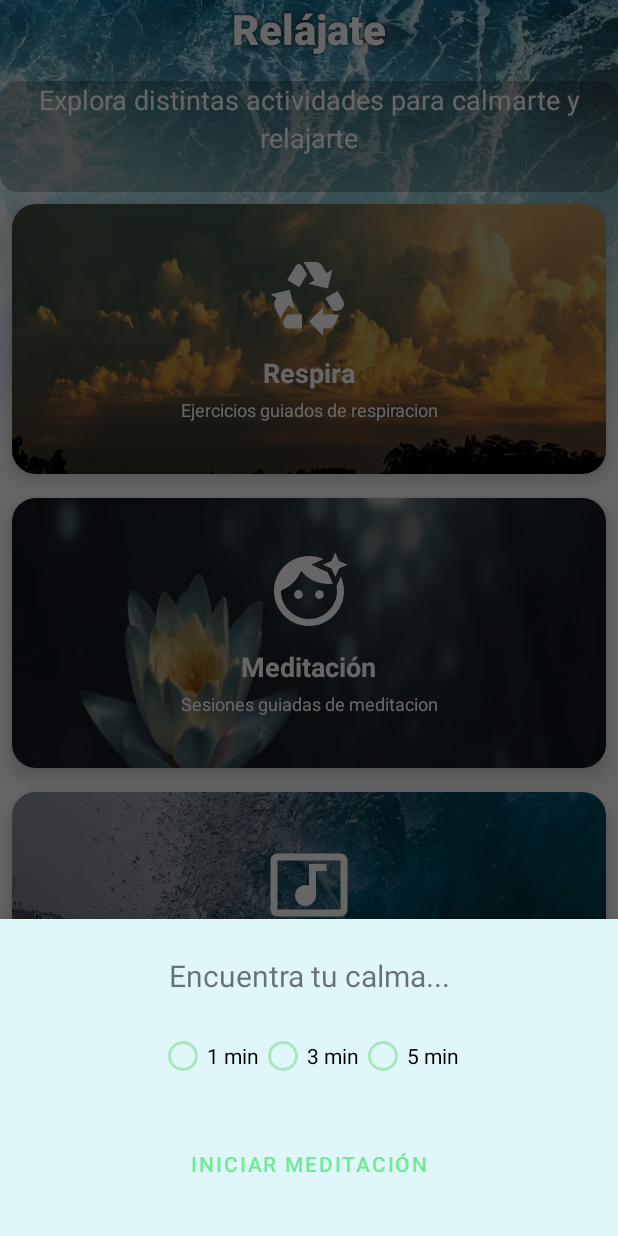
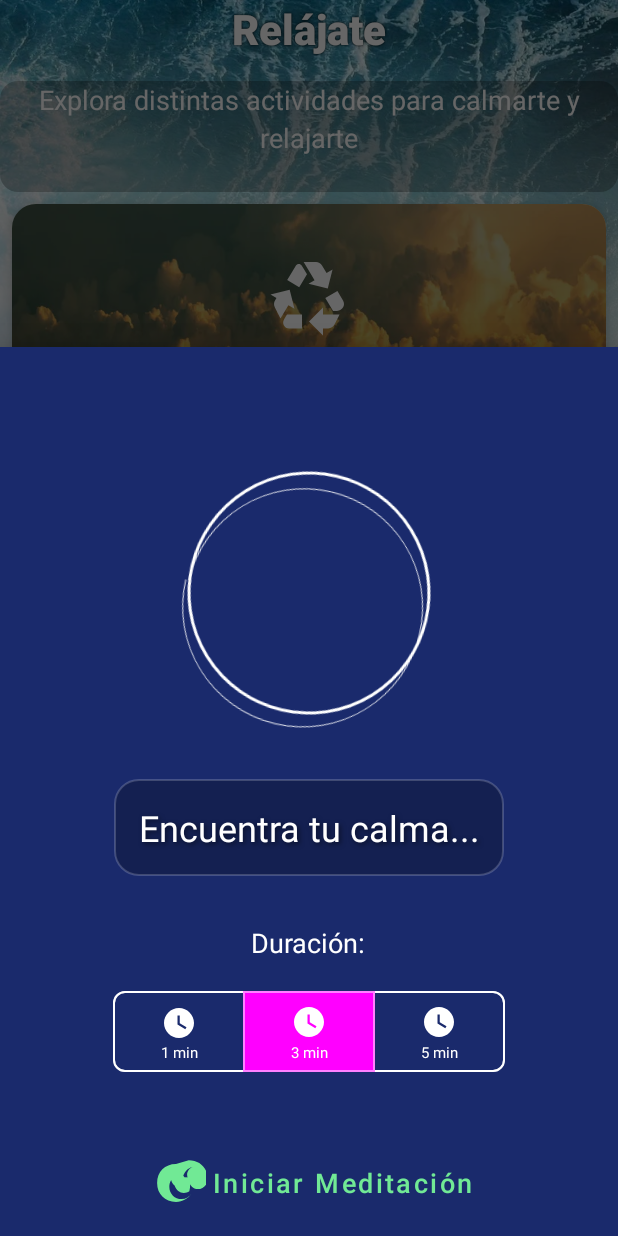
Before and after one commit to Ahjin-arch/backup-MentalLy, an Android app: the RelaxFragment screen opened through its navigation route, after a tap on "Meditación", on a phone screen of 412 x 824 dp. Run offline under Robolectric (Android 15) with nearby library versions, the phone set to English and light mode, and no system bars; our stand-ins replace navigation-ui; 3 statements that could not run were skipped; 2 other taps on this screen came first.

Commit message:
relax/meditacion diseño finish

```diff
--- a/app/src/main/java/com/example/myaply/ui/relax/MeditationBottomSheet.java
+++ b/app/src/main/java/com/example/myaply/ui/relax/MeditationBottomSheet.java
@@ -1,5 +1,8 @@
 package com.example.myaply.ui.relax;
 
+import android.animation.ObjectAnimator;
+import android.animation.PropertyValuesHolder;
+import android.animation.ValueAnimator;
 import android.content.Context;
 import android.graphics.drawable.AnimationDrawable;
 import android.media.MediaPlayer;
@@ -12,7 +15,9 @@ import android.os.Vibrator;
 import android.view.LayoutInflater;
 import android.view.View;
 import android.view.ViewGroup;
+import android.view.animation.LinearInterpolator;
 import android.widget.Button;
+import android.widget.ImageView;
 import android.widget.RadioGroup;
 import android.widget.TextView;
 
@@ -21,6 +26,7 @@ import androidx.annotation.Nullable;
 
 import com.example.myaply.R;
 import com.google.android.material.bottomsheet.BottomSheetDialogFragment;
+import com.google.android.material.button.MaterialButtonToggleGroup;
 
 import java.util.Arrays;
 import java.util.HashMap;
@@ -30,7 +36,7 @@ import java.util.Map;
 public class MeditationBottomSheet extends BottomSheetDialogFragment {
 
     private TextView tvPhrase;
-    private RadioGroup rgDuration;
+    private MaterialButtonToggleGroup rgDuration;
     private Button btnStart;
     private Handler handler = new Handler();
     private int currentPhraseIndex = 0;
@@ -40,7 +46,7 @@ public class MeditationBottomSheet extends BottomSheetDialogFragment {
     private CountDownTimer sessionTimer;
     private Vibrator vibrator;
     private MediaPlayer mediaPlayer;
-
+    private ObjectAnimator mandalaAnimator;
 
     @Nullable
     @Override
@@ -60,11 +66,14 @@ public class MeditationBottomSheet extends BottomSheetDialogFragment {
         tvPhrase = view.findViewById(R.id.tv_meditation_phrase);
         rgDuration = view.findViewById(R.id.rg_duration_meditation);
         btnStart = view.findViewById(R.id.btn_start_meditation);
+        ImageView mandala=view.findViewById(R.id.iv_focal_point);
+        setupMandalaAnimation(mandala);
+
 
         vibrator = (Vibrator) requireContext().getSystemService(Context.VIBRATOR_SERVICE);
 
         meditationPhrases = Arrays.asList(
-                "Inhala profundo... Exhala lento...",
+                "Respira profundamente...",
                 "Siente tu cuerpo en calma...",
                 "Deja pasar los pensamientos como nubes...",
                 "Estás aquí. Ahora. Presente.",
@@ -74,13 +83,22 @@ public class MeditationBottomSheet extends BottomSheetDialogFragment {
         btnStart.setOnClickListener(v -> {
             definirDuracion();
             iniciarMeditacion();
+            btnStart.setText(" ");
         });
 
         return view;
     }
+    private void setupMandalaAnimation(ImageView mandala) {
+        PropertyValuesHolder rotation = PropertyValuesHolder.ofFloat("rotation", 0f, 360f);
+        ObjectAnimator animator = ObjectAnimator.ofPropertyValuesHolder(mandala, rotation);
+        animator.setDuration(60000);
+        animator.setRepeatCount(ValueAnimator.INFINITE);
+        animator.setInterpolator(new LinearInterpolator());
+        animator.start();
 
+    }
     private void definirDuracion() {
-        int checkedId = rgDuration.getCheckedRadioButtonId();
+        int checkedId = rgDuration.getCheckedButtonId();
 
         Map<Integer, Long> durationMap = new HashMap<>();
         durationMap.put(R.id.rb_3_min, 180000L);
@@ -131,11 +149,24 @@ public class MeditationBottomSheet extends BottomSheetDialogFragment {
 
         String frase = meditationPhrases.get(currentPhraseIndex % meditationPhrases.size());
         currentPhraseIndex++;
-
-        // Animación suave
         tvPhrase.setAlpha(0f);
         tvPhrase.setText(frase);
         tvPhrase.animate().alpha(1f).setDuration(1000).start();
+    }
+    @Override
+    public void onResume() {
+        super.onResume();
+        if (mandalaAnimator != null) {
+            mandalaAnimator.start();
+        }
+    }
+
+    @Override
+    public void onPause() {
+        super.onPause();
+        if (mandalaAnimator != null && mandalaAnimator.isRunning()) {
+            mandalaAnimator.pause();
+        }
     }
 
     @Override
--- a/app/src/main/java/com/example/myaply/ui/relax/RelaxFragment.java
+++ b/app/src/main/java/com/example/myaply/ui/relax/RelaxFragment.java
@@ -28,7 +28,7 @@ public class RelaxFragment extends Fragment {
             soundBottomSheet.show(getParentFragmentManager(), "SoundBottomSheet");
         });
         //Solo acepta llamadas directas, caso contrario stop
-       view.findViewById(R.id.btn_break).setOnClickListener(v -> {
+       view.findViewById(R.id.btn_breathing).setOnClickListener(v -> {
             BreathingBottomSheet sheet = new BreathingBottomSheet();
             sheet.show(getParentFragmentManager(), "breathing_sheet");
         });
--- a/app/src/main/res/drawable/bg_meditation_anim.xml
+++ b/app/src/main/res/drawable/bg_meditation_anim.xml
@@ -1,6 +1,6 @@
 <?xml version="1.0" encoding="utf-8"?>
 <animation-list xmlns:android="http://schemas.android.com/apk/res/android" android:oneshot="false">
-    <item android:drawable="@color/med_bg1" android:duration="3000" />
-    <item android:drawable="@color/med_bg2" android:duration="3000" />
-    <item android:drawable="@color/med_bg3" android:duration="3000" />
+    <item android:drawable="@color/medi_bg1" android:duration="3000" />
+    <item android:drawable="@color/medi_bg2" android:duration="3000" />
+    <item android:drawable="@color/medi_bg3" android:duration="3000" />
 </animation-list>
--- /dev/null
+++ b/app/src/main/res/drawable/bg_quote_card.xml
@@ -0,0 +1,6 @@
+<shape xmlns:android="http://schemas.android.com/apk/res/android"
+    android:shape="rectangle">
+    <solid android:color="#40000000"/>
+    <corners android:radius="16dp"/>
+    <stroke android:width="1dp" android:color="#30FFFFFF"/>
+</shape>
--- /dev/null
+++ b/app/src/main/res/drawable/ic_lotus.xml
@@ -0,0 +1,13 @@
+<vector xmlns:android="http://schemas.android.com/apk/res/android"
+    android:width="40dp"
+    android:height="40dp"
+    android:viewportWidth="108"
+    android:viewportHeight="108">
+
+    <!-- Silhouette of lotus flower in profile -->
+    <path
+        android:fillColor="#FF000000"
+        android:fillType="nonZero"
+        android:pathData="M54,20c-20,0 -34,14 -34,34s14,34 34,34c12,0 22,-6 28,-15c-4,6 -10,10 -18,10c-12.1,0 -22,-9.9 -22,-22c0,-8 4,-15 10,-19c-2,6 -2,12 0,18c2.2,6.6 8.8,12 16,12c4,0 7,-1 10,-3c2,-8 2,-16 0,-24c-4,-2 -8,-2 -12,0c2,-10 8,-18 18,-20c-6,2 -10,8 -10,14c0,4 2,8 5,10c-8,-2 -14,-8 -14,-16c0,-6 4,-12 10,-14c-10,2 -18,10 -18,20c0,6 2,10 6,14c-6,-2 -10,-8 -10,-14c0,-4 2,-8 6,-10c-8,2 -14,8 -14,16c0,10 8,18 18,18c6,0 12,-3 16,-8c2,6 8,10 14,10c10,0 18,-8 18,-18c0,-20 -14,-34 -34,-34z"
+        android:strokeWidth="0" />
+</vector>
--- /dev/null
+++ b/app/src/main/res/drawable/ic_mandala_animated.xml
@@ -0,0 +1,42 @@
+<animated-vector xmlns:android="http://schemas.android.com/apk/res/android"
+    xmlns:aapt="http://schemas.android.com/aapt">
+
+    <aapt:attr name="android:drawable">
+        <vector
+            android:width="200dp"
+            android:height="200dp"
+            android:viewportWidth="100"
+            android:viewportHeight="100">
+
+            <group
+                android:name="rotationGroup"
+                android:pivotX="50"
+                android:pivotY="50">
+                <path
+                    android:name="mandala"
+                    android:fillColor="#00000000"
+                    android:strokeColor="#FFFFFF"
+                    android:strokeWidth="1"
+                    android:pathData="M50,50 m-40,0 a40,40 0 1,1 80,0 a40,40 0 1,1 -80,0"/>
+                <path
+                    android:name="mandala"
+                    android:fillColor="#00000000"
+                    android:strokeColor="#FFFFFF"
+                    android:strokeWidth="0.3"
+                    android:pathData="M50,50 m-40,5 a30,30 0 1,1 79,0 a40,40 0 1,1 -80,0"/>
+            </group>
+        </vector>
+    </aapt:attr>
+
+    <target android:name="rotationGroup">
+        <aapt:attr name="android:animation">
+            <objectAnimator
+                android:propertyName="rotation"
+                android:duration="60000"
+                android:valueFrom="0"
+                android:valueTo="360"
+                android:repeatCount="infinite"
+                android:interpolator="@android:interpolator/linear"/>
+        </aapt:attr>
+    </target>
+</animated-vector>
--- /dev/null
+++ b/app/src/main/res/drawable/ic_time_1.xml
@@ -0,0 +1,9 @@
+<vector xmlns:android="http://schemas.android.com/apk/res/android"
+    android:width="24dp"
+    android:height="24dp"
+    android:viewportWidth="24"
+    android:viewportHeight="24">
+    <path
+        android:fillColor="#FFFFFF"
+        android:pathData="M12,2C6.5,2 2,6.5 2,12s4.5,10 10,10 10,-4.5 10,-10S17.5,2 12,2zM16.2,16.2L11,13V7h1.5v5.2l4.5,2.7L16.2,16.2z"/>
+</vector>
--- /dev/null
+++ b/app/src/main/res/drawable/ic_time_3.xml
@@ -0,0 +1,9 @@
+<vector xmlns:android="http://schemas.android.com/apk/res/android"
+    android:width="24dp"
+    android:height="24dp"
+    android:viewportWidth="24"
+    android:viewportHeight="24">
+    <path
+        android:fillColor="#FFFFFF"
+        android:pathData="M12,2C6.5,2 2,6.5 2,12s4.5,10 10,10 10,-4.5 10,-10S17.5,2 12,2zM16.2,16.2L11,13V7h1.5v5.2l4.5,2.7L16.2,16.2z"/>
+</vector>
--- a/app/src/main/res/layout/fragment_relax.xml
+++ b/app/src/main/res/layout/fragment_relax.xml
@@ -46,7 +46,7 @@
 
 
         <androidx.cardview.widget.CardView
-            android:id="@+id/btn_break"
+            android:id="@+id/btn_breathing"
             android:layout_width="wrap_content"
             android:layout_height="180dp"
             android:layout_margin="8dp"
--- a/app/src/main/res/layout/meditation_sheet.xml
+++ b/app/src/main/res/layout/meditation_sheet.xml
@@ -1,7 +1,8 @@
 <?xml version="1.0" encoding="utf-8"?>
 <ScrollView xmlns:android="http://schemas.android.com/apk/res/android"
     android:layout_width="match_parent"
-    android:layout_height="match_parent">
+    android:layout_height="match_parent"
+    xmlns:app="http://schemas.android.com/apk/res-auto">
     <LinearLayout
         android:id="@+id/container_meditation"
         android:layout_width="match_parent"
@@ -11,46 +12,108 @@
         android:gravity="center"
         android:background="@drawable/bg_meditation_anim"
         >
-    <TextView
-    android:id="@+id/tv_meditation_phrase"
-    android:layout_width="match_parent"
-    android:layout_height="wrap_content"
-    android:text="Encuentra tu calma..."
-    android:textSize="20sp"
-    android:gravity="center"
-    android:paddingBottom="16dp" />
+        <ImageView
+            android:id="@+id/iv_focal_point"
+            android:layout_width="200dp"
+            android:layout_height="200dp"
+            android:src="@drawable/ic_mandala_animated"
+            android:layout_marginTop="40dp"
+            android:layout_marginBottom="24dp"
+            android:contentDescription="@string/txMandala"/>
+        <TextView
+            android:id="@+id/tv_meditation_phrase"
+            android:layout_width="wrap_content"
+            android:layout_height="wrap_content"
+            android:text="@string/txPhrases"
+            android:textSize="24sp"
+            android:textColor="#FFFFFF"
+            android:gravity="center"
+            android:lineSpacingExtra="4dp"
+            android:shadowColor="#80000000"
+            android:shadowDx="2"
+            android:shadowDy="2"
+            android:shadowRadius="4"
+            android:padding="16dp"
+            android:background="@drawable/bg_quote_card"
+            />
+        <TextView
+            android:id="@+id/tv_duration_label"
+            android:layout_width="wrap_content"
+            android:layout_height="wrap_content"
+            android:text="@string/txDuration"
+            android:textSize="18sp"
+            android:layout_marginTop="32dp"
+            android:textColor="@color/white"
+            />
 
-
-
-        <RadioGroup
+        <com.google.android.material.button.MaterialButtonToggleGroup
             android:id="@+id/rg_duration_meditation"
             android:layout_width="wrap_content"
             android:layout_height="wrap_content"
-            android:orientation="horizontal">
+            app:singleSelection="true"
+            app:selectionRequired="true"
+            app:checkedButton="@id/rb_3_min"
+            android:layout_marginTop="16dp"
+            app:layout_constraintTop_toBottomOf="@+id/tv_duration_label"
+            >
 
-            <RadioButton
+            <com.google.android.material.button.MaterialButton
                 android:id="@+id/rb_1_min"
-                android:layout_width="wrap_content"
+                style="@style/Widget.Material3.Button.OutlinedButton"
+                android:layout_width="0dp"
                 android:layout_height="wrap_content"
-                android:text="1 min" />
-            <RadioButton
+                android:layout_weight="1"
+                android:text="@string/txOneMin"
+                app:strokeColor="#80FFFFFF"
+                android:textColor="#FFFFFF"
+                app:cornerRadius="8dp"
+                app:icon="@drawable/ic_time_1"
+                app:iconGravity="textTop"
+                app:iconTint="#FFFFFF"/>
+
+            <com.google.android.material.button.MaterialButton
                 android:id="@+id/rb_3_min"
-                android:layout_width="wrap_content"
+                style="@style/Widget.Material3.Button.OutlinedButton"
+                android:layout_width="0dp"
                 android:layout_height="wrap_content"
-                android:text="3 min" />
-            <RadioButton
+                android:layout_weight="1"
+                android:text="@string/txThreeMin"
+                app:strokeColor="#80FFFFFF"
+                android:textColor="#FFFFFF"
+                app:cornerRadius="8dp"
+                android:layout_marginStart="8dp"
+                app:icon="@drawable/ic_time_3"
+                app:iconGravity="textTop"
+                app:iconTint="#FFFFFF"/>
+
+            <com.google.android.material.button.MaterialButton
                 android:id="@+id/rb_5_min"
-                android:layout_width="wrap_content"
+                style="@style/Widget.Material3.Button.OutlinedButton"
+                android:layout_width="0dp"
                 android:layout_height="wrap_content"
-                android:text="5 min" />
-        </RadioGroup>
-
-        <Button
+                android:layout_weight="1"
+                android:text="@string/txFiveMin"
+                app:strokeColor="#80FFFFFF"
+                android:textColor="#FFFFFF"
+                app:cornerRadius="8dp"
+                android:layout_marginStart="8dp"
+                app:icon="@drawable/ic_time_3"
+                app:iconGravity="textTop"
+                app:iconTint="#FFFFFF"/>
+        </com.google.android.material.button.MaterialButtonToggleGroup>
+        <com.google.android.material.button.MaterialButton
             android:id="@+id/btn_start_meditation"
-            android:layout_width="match_parent"
-            android:layout_height="wrap_content"
-            android:text="Iniciar Meditación"
-            android:layout_marginTop="24dp"/>
+            android:layout_width="wrap_content"
+            android:layout_height="60dp"
+            android:text="@string/txStartMeditation"
+            android:textSize="18sp"
+            android:textAllCaps="false"
+            app:icon="@drawable/ic_lotus"
+            app:cornerRadius="16dp"
+            app:strokeColor="#30FFFFFF"
+            android:layout_marginTop="40dp"
+            android:layout_marginBottom="40dp"
+            />
 
     </LinearLayout>
 
--- a/app/src/main/res/values/colors.xml
+++ b/app/src/main/res/values/colors.xml
@@ -32,4 +32,14 @@
     <color name="icon_reading_color">#4CAF50</color>
     <color name="icon_sleep_color">#BA68C8</color>
     <color name="icon_default_color">#757575</color>
+
+
+    <color name="background_meditation">#0D1B2A</color>
+    <color name="text_primary_meditation">#E0E1DD</color>
+
+
+    <color name="medi_bg1">#1a2a6c</color>
+    <color name="medi_bg2">#b21f1f</color>
+    <color name="medi_bg3">#fdbb2d</color>
+
 </resources>
--- a/app/src/main/res/values/stringRelax.xml
+++ b/app/src/main/res/values/stringRelax.xml
@@ -31,6 +31,11 @@
     <string name="txOneMin">1 min</string>
     <string name="txThreeMin">3 min</string>
     <string name="txFiveMin">5 min</string>
+    <string name="txMandala">Punto focal para meditación mandala </string>
+    <string name="txPhrases">Encuentra tu calma... </string>
+    <string name="txStartMeditation">Iniciar Meditación </string>
     <string name="n"> </string>
 
+
+
 </resources>
--- a/app/src/main/res/values/themes.xml
+++ b/app/src/main/res/values/themes.xml
@@ -18,6 +18,7 @@
          barra inferior
          color sombra
         -->
+        <item name="textAppearanceLabelLarge">@color/white</item>
         <item name="colorOnSurface">#5DD381</item>
         <item name="android:windowBackground">@color/white</item>
         <item name="colorAccent">@color/colorPrimary</item>
```
